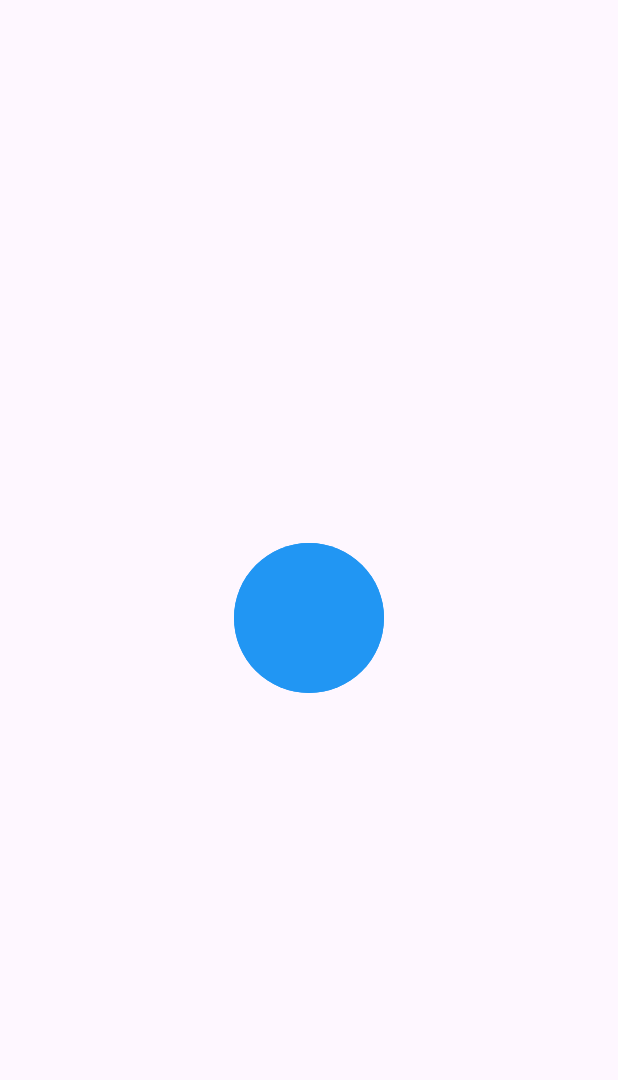
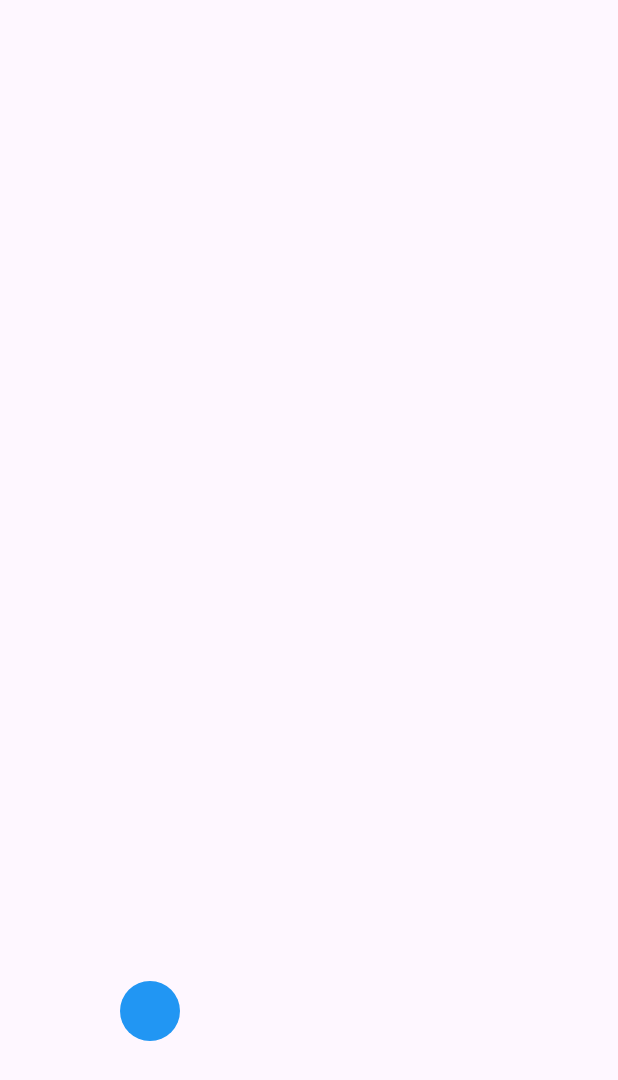
Before and after one commit to Just2sire/learn_flutter_animations, a Flutter app: the screen it shows after launch, on a phone screen of 412 x 824 dp. Shown: the top 1080 px of the screen. Run offline on Flutter 3.47's test engine with Material 3 defaults, Android fonts, the phone set to English and light mode, and no system bars.

Commit message:
Bouncing ball animation

```diff
--- a/lib/custom_painter_example/bouncing_ball_animation.dart
+++ b/lib/custom_painter_example/bouncing_ball_animation.dart
@@ -7,7 +7,32 @@ class BouncingBallAnimation extends StatefulWidget {
   State<BouncingBallAnimation> createState() => _BouncingBallAnimationState();
 }
 
-class _BouncingBallAnimationState extends State<BouncingBallAnimation> {
+class _BouncingBallAnimationState extends State<BouncingBallAnimation>
+    with SingleTickerProviderStateMixin {
+  late AnimationController controller;
+  late Animation<double> animation;
+
+  @override
+  void initState() {
+    super.initState();
+    controller = AnimationController(
+      vsync: this,
+      duration: const Duration(
+        seconds: 1,
+      ),
+    );
+    animation = Tween<double>(begin: 0, end: 1)
+        .animate(CurvedAnimation(parent: controller, curve: Curves.decelerate));
+    animation.addStatusListener((status) {
+      if (status == AnimationStatus.completed) {
+        controller.reverse();
+      } else if (status == AnimationStatus.dismissed) {
+        controller.forward();
+      }
+    });
+    controller.forward();
+  }
+
   @override
   Widget build(BuildContext context) {
     return Scaffold(
@@ -15,10 +40,43 @@ class _BouncingBallAnimationState extends State<BouncingBallAnimation> {
         child: Column(
           mainAxisAlignment: MainAxisAlignment.end,
           children: [
-            // Need Ball
+            AnimatedBuilder(
+              animation: animation,
+              builder: (context, child) {
+                return CustomPaint(
+                  size: const Size(200, 200),
+                  painter: BouncingBallPainter(
+                    animationValue: animation.value,
+                  ),
+                );
+              },
+            ),
           ],
         ),
       ),
     );
   }
 }
+
+class BouncingBallPainter extends CustomPainter {
+  final double animationValue;
+  BouncingBallPainter({required this.animationValue});
+  @override
+  // Help us to draw what we want
+  void paint(Canvas canvas, Size size) {
+    var paint = Paint();
+    paint.color = Colors.blue;
+    canvas.drawCircle(
+      // Offset(size.width / 2, animationValue),
+      Offset(size.width / 2, size.height - (animationValue * size.height)),
+      20,
+      paint,
+    );
+  }
+
+  @override
+  // Precise if the paint have to be rebuilt when we create a new instance of BouncingBallPainter
+  bool shouldRepaint(covariant CustomPainter oldDelegate) {
+    return true;
+  }
+}
--- a/lib/main.dart
+++ b/lib/main.dart
@@ -1,4 +1,4 @@
-import 'package:animation_starter_code/page_route_builder_animation/splash_animation.dart';
+import 'package:animation_starter_code/custom_painter_example/bouncing_ball_animation.dart';
 import 'package:flutter/material.dart';
 
 void main() {
@@ -17,7 +17,7 @@ class MyApp extends StatelessWidget {
         colorScheme: ColorScheme.fromSeed(seedColor: Colors.deepPurple),
         useMaterial3: true,
       ),
-      home: const SplashAnimation()
+      home: const BouncingBallAnimation()
     );
   }
 }
```
